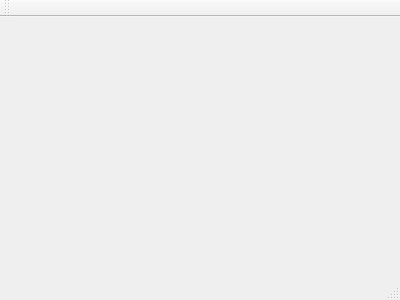
The window that src/Client/mainwindow.ui (antic11d/RS020-graphify) describes before a commit, drawn with Qt 5.
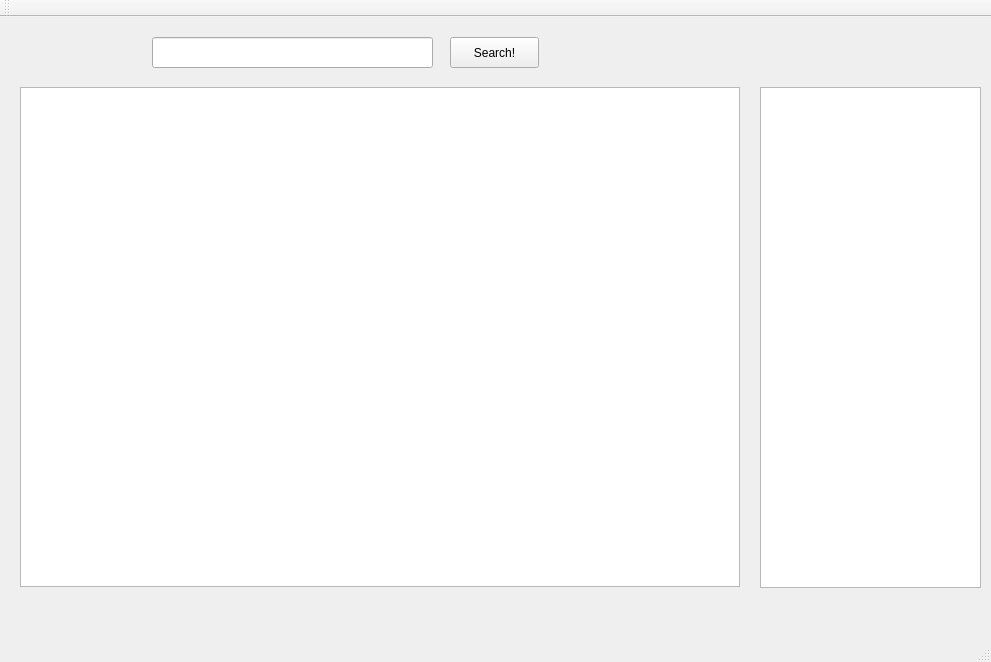
The same window after the commit.

Commit message: modified client and added simple UI

Patch:
```diff
--- a/src/Client/mainwindow.ui
+++ b/src/Client/mainwindow.ui
@@ -1,24 +1,110 @@
 <ui version="4.0">
  <class>MainWindow</class>
- <widget class="QMainWindow" name="MainWindow" >
-  <property name="geometry" >
+ <widget class="QMainWindow" name="MainWindow">
+  <property name="geometry">
    <rect>
     <x>0</x>
     <y>0</y>
-    <width>400</width>
-    <height>300</height>
+    <width>991</width>
+    <height>662</height>
    </rect>
   </property>
-  <property name="windowTitle" >
+  <property name="sizePolicy">
+   <sizepolicy hsizetype="MinimumExpanding" vsizetype="Preferred">
+    <horstretch>0</horstretch>
+    <verstretch>0</verstretch>
+   </sizepolicy>
+  </property>
+  <property name="windowTitle">
    <string>MainWindow</string>
   </property>
-  <widget class="QMenuBar" name="menuBar" />
-  <widget class="QToolBar" name="mainToolBar" />
-  <widget class="QWidget" name="centralWidget" />
-  <widget class="QStatusBar" name="statusBar" />
+  <widget class="QWidget" name="centralWidget">
+   <widget class="QGraphicsView" name="graphicsView">
+    <property name="geometry">
+     <rect>
+      <x>20</x>
+      <y>70</y>
+      <width>720</width>
+      <height>500</height>
+     </rect>
+    </property>
+    <property name="minimumSize">
+     <size>
+      <width>720</width>
+      <height>500</height>
+     </size>
+    </property>
+   </widget>
+   <widget class="QPushButton" name="pushButton">
+    <property name="geometry">
+     <rect>
+      <x>450</x>
+      <y>20</y>
+      <width>89</width>
+      <height>31</height>
+     </rect>
+    </property>
+    <property name="text">
+     <string>Search!</string>
+    </property>
+   </widget>
+   <widget class="QLineEdit" name="lineEdit">
+    <property name="geometry">
+     <rect>
+      <x>152</x>
+      <y>20</y>
+      <width>281</width>
+      <height>31</height>
+     </rect>
+    </property>
+   </widget>
+   <widget class="QWidget" name="verticalLayoutWidget">
+    <property name="geometry">
+     <rect>
+      <x>9</x>
+      <y>10</y>
+      <width>691</width>
+      <height>51</height>
+     </rect>
+    </property>
+    <layout class="QVBoxLayout" name="verticalLayout">
+     <property name="sizeConstraint">
+      <enum>QLayout::SetMinimumSize</enum>
+     </property>
+    </layout>
+   </widget>
+   <widget class="QListWidget" name="listWidget">
+    <property name="geometry">
+     <rect>
+      <x>760</x>
+      <y>70</y>
+      <width>221</width>
+      <height>501</height>
+     </rect>
+    </property>
+   </widget>
+  </widget>
+  <widget class="QMenuBar" name="menuBar">
+   <property name="geometry">
+    <rect>
+     <x>0</x>
+     <y>0</y>
+     <width>991</width>
+     <height>22</height>
+    </rect>
+   </property>
+  </widget>
+  <widget class="QToolBar" name="mainToolBar">
+   <attribute name="toolBarArea">
+    <enum>TopToolBarArea</enum>
+   </attribute>
+   <attribute name="toolBarBreak">
+    <bool>false</bool>
+   </attribute>
+  </widget>
+  <widget class="QStatusBar" name="statusBar"/>
  </widget>
- <layoutDefault spacing="6" margin="11" />
- <pixmapfunction></pixmapfunction>
+ <layoutdefault spacing="6" margin="11"/>
  <resources/>
  <connections/>
 </ui>
```
Left out of the diff: 1 changed line with no effect on the pictures. The commit also changes 1 other file.
